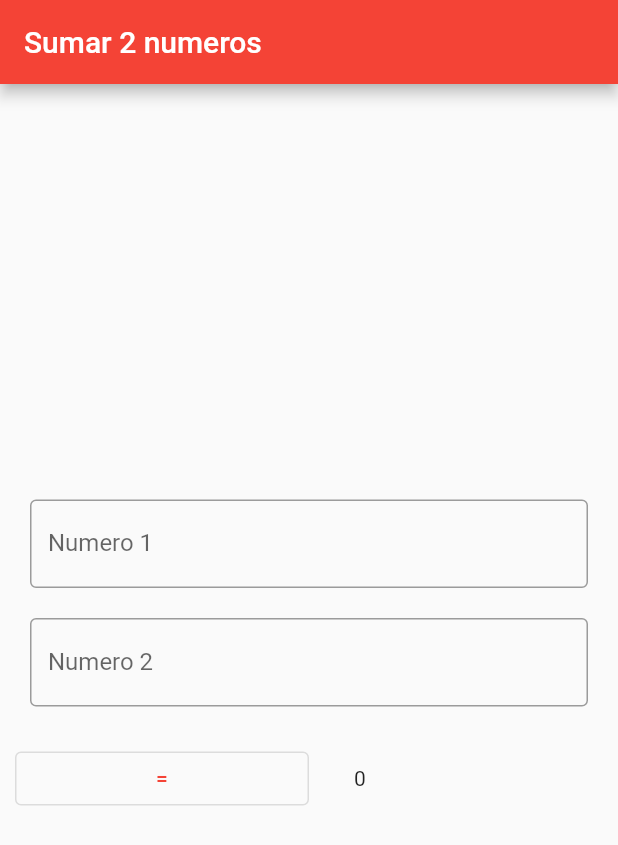
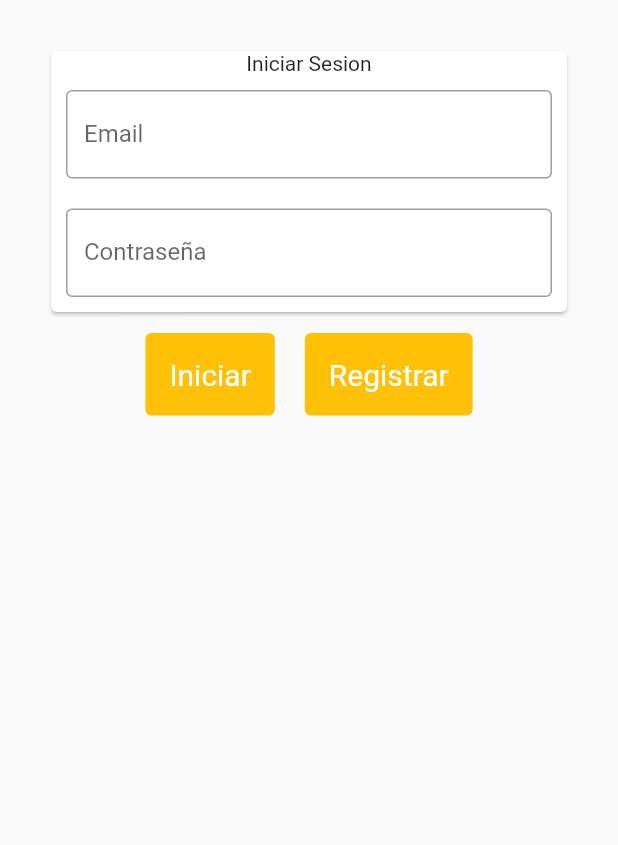
Before and after one commit to JorgeBan/tarea_flutter, a Flutter app: the screen it shows after launch, on a phone screen of 412 x 824 dp. Shown: the top 845 px of the screen. Run offline on Flutter 3.47's test engine with Material 2 defaults, Android fonts, the light colour scheme and no system bars.

Commit message:
UIs agregadas

```diff
--- /dev/null
+++ b/lib/UI/Pages/Login/login_page.dart
@@ -0,0 +1,90 @@
+import 'package:flutter/cupertino.dart';
+import 'package:flutter/material.dart';
+import 'package:tarea3/UI/Pages/Register/register_page.dart';
+import 'package:tarea3/UI/Widgets/text_field_pass_widget.dart';
+import 'package:tarea3/UI/Widgets/text_field_widget.dart';
+import 'package:tarea3/suma_widget.dart';
+
+class LoginPage extends StatelessWidget {
+  const LoginPage({Key? key}) : super(key: key);
+  @override
+  Widget build(BuildContext context) {
+    return MaterialApp(
+      home: Scaffold(
+        body: PageLogin(),
+      ),
+    );
+  }
+}
+
+class PageLogin extends StatefulWidget {
+  const PageLogin({
+    Key? key,
+  }) : super(key: key);
+
+  @override
+  _PageLoginState createState() => _PageLoginState();
+}
+
+class _PageLoginState extends State<PageLogin> {
+  @override
+  Widget build(BuildContext context) {
+    return Center(
+      child: Padding(
+      padding: EdgeInsets.all(30.0),
+      child: Column(
+        children: <Widget>[
+          Card(
+            child: Column(
+              mainAxisSize: MainAxisSize.min,
+              children: <Widget>[
+                Text("Iniciar Sesion"),
+                FreeText(title: "Email"),
+                TextPassword()
+              ],
+            ),
+          ),
+          Row(
+            mainAxisSize: MainAxisSize.min,
+            children: <Widget>[
+              Padding(
+                padding: EdgeInsets.all(10.0),
+                child: TextButton(
+                    style: TextButton.styleFrom(
+                    backgroundColor: Colors.amber,
+                    padding: const EdgeInsets.all(16.0),
+                    primary: Colors.white,
+                    textStyle: const TextStyle(fontSize: 20),
+                  ),
+                  onPressed: () {
+                    Navigator.push(context,
+                     MaterialPageRoute(builder: (context)=> Suma())
+                     );
+                  },
+                  child: Text("Iniciar"),
+                ),
+              ),
+              Padding(
+                padding: EdgeInsets.all(10.0),
+                child: TextButton(
+                    style: TextButton.styleFrom(
+                    backgroundColor: Colors.amber,
+                    padding: const EdgeInsets.all(16.0),
+                    primary: Colors.white,
+                    textStyle: const TextStyle(fontSize: 20),
+                  ),
+                  onPressed: () {
+                    Navigator.push(context,
+                     MaterialPageRoute(builder: (context)=> RegisterPage())
+                     );
+                  },
+                  child: Text("Registrar"),
+                ),
+              )
+            ],
+          )
+        ],
+      ),
+    ));
+  }
+}
--- /dev/null
+++ b/lib/UI/Widgets/text_field_pass_widget.dart
@@ -0,0 +1,32 @@
+import 'package:flutter/cupertino.dart';
+import 'package:flutter/material.dart';
+
+class TextPassword extends StatefulWidget{
+  const TextPassword({Key?key}):super(key: key);
+
+
+  @override
+  _TextPasswordState createState() => _TextPasswordState();
+
+
+}
+
+class _TextPasswordState extends State<TextPassword>{
+  @override
+  Widget build(BuildContext context) {
+
+    return Container(
+      child:  Padding(
+                padding: EdgeInsets.all(10.0),
+                child: TextField(
+                     obscureText: true,
+                keyboardType: TextInputType.visiblePassword,
+                decoration: InputDecoration(
+                  border: OutlineInputBorder(),
+                  labelText: 'Contraseña',
+                  ),
+                ),
+              ),
+    );
+  }
+}
--- /dev/null
+++ b/lib/UI/Widgets/text_field_widget.dart
@@ -0,0 +1,30 @@
+import 'package:flutter/cupertino.dart';
+import 'package:flutter/material.dart';
+
+class FreeText extends StatefulWidget{
+  const FreeText({Key?key, required this.title}):super(key: key);
+
+  final String title;
+
+  @override
+  _FreeTextState createState() => _FreeTextState();
+
+}
+
+class _FreeTextState extends State<FreeText>{
+  @override
+  Widget build(BuildContext context) {
+
+    return Container(
+      child: Padding(
+                padding: EdgeInsets.all(10.0),
+                child: TextField(
+                decoration: InputDecoration(
+                  border: OutlineInputBorder(),
+                  labelText: widget.title,
+                  ),
+                ),
+              ),
+    );
+  }
+}
--- a/lib/main.dart
+++ b/lib/main.dart
@@ -1,5 +1,6 @@
 import 'package:flutter/material.dart';
-import 'package:tarea3/suma_widget.dart';
+import 'package:tarea3/UI/Pages/Login/login_page.dart';
+
 void main() {
-  runApp(Suma());
+  runApp(LoginPage());
 }
```
Also changed, not shown: lib/UI/Pages/Register/register_page.dart (added, +96 -0 lines), lib/Domain/Entities/Usuario.dart (added), 1 other file.
